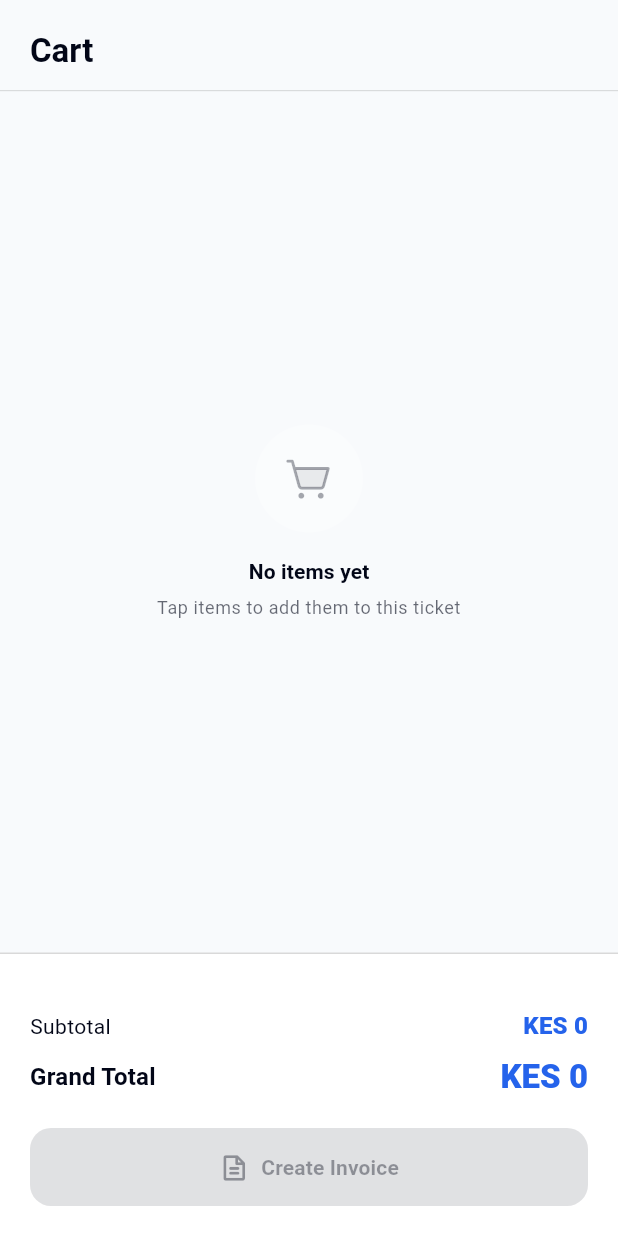
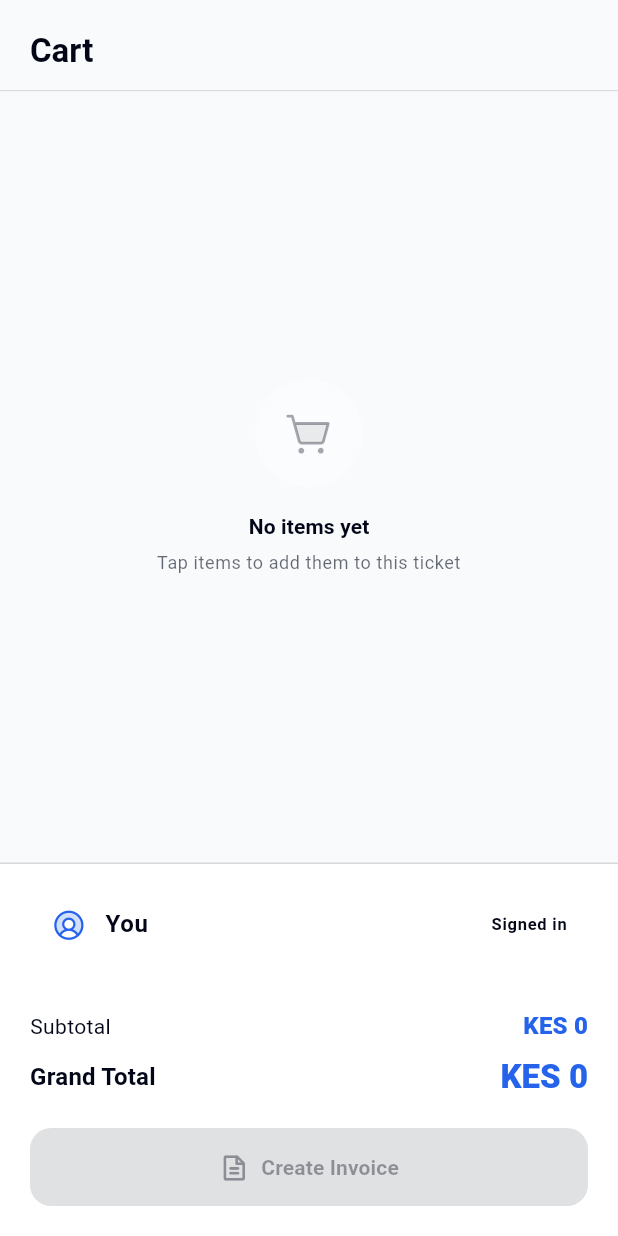
Before and after one commit to WolfeLeo2/Zynk, a Flutter app: the PosTicket widget shown alone on an empty page, opened directly with empty values, on a phone screen of 412 x 824 dp. Run offline on Flutter 3.47's test engine with Material 3 defaults, Android fonts, the phone set to English and light mode, and no system bars; our stand-ins replace cached_network_image, csv, file_picker, fl_chart, flutter_riverpod, flutter_speed_dial and 14 more; missing offline and left inert: m3e_card_list, mobile_scanner, powersync; accounts and stored records are empty; generated files the repository leaves out were written again; statements that could not run were skipped.

Commit message:
feat(pos): show salesperson tile on the ticket + add stock_review.md
- pos_ticket: show the read-only CurrentSalespersonTile in the ticket footer
  (the dropdown was removed in the salesperson→profile migration; this restores
  the visible "who's selling" confirmation).
- docs/stock_review.md: focused review of the stock-adjustment flow (bugs +
  ambiguity-reduction), kept separate from the comprehensive code_review.md.

Co-Authored-By: Claude Opus 4.8 (1M context) <noreply@anthropic.com>

```diff
--- a/lib/features/pos/presentation/components/pos_ticket.dart
+++ b/lib/features/pos/presentation/components/pos_ticket.dart
@@ -14,6 +14,7 @@ import 'package:zynk/features/pos/providers/cart_provider.dart';
 import 'package:zynk/features/pos/providers/pos_providers.dart';
 import 'package:zynk/features/products/presentation/providers/product_providers.dart';
 import 'package:zynk/shared/widgets/qty_stepper.dart';
+import 'package:zynk/shared/widgets/current_salesperson_tile.dart';
 
 class PosTicket extends ConsumerWidget {
   final List<PosCartItem> items;
@@ -176,7 +177,9 @@ class PosTicket extends ConsumerWidget {
           padding: const EdgeInsets.fromLTRB(20, 16, 20, 20),
           child: Column(
             children: [
-              // Salesperson is now the logged-in staffer (set on submit); no picker.
+              // Salesperson — the logged-in staffer (no picker; set on submit).
+              const CurrentSalespersonTile(),
+              const SizedBox(height: 12),
 
               // Customer Selection
               if (onSelectCustomer != null &&
```
Also changed, not shown: 1 other file.
